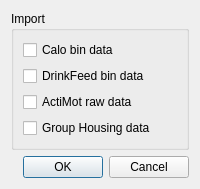
Old version of the form tse_analytics/modules/phenomaster/views/import_tse_dialog.ui in the repository TSE-Systems/tse-analytics.
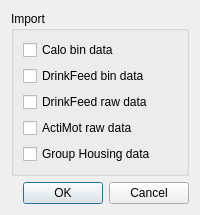
New version of the form.

Patch:
```diff
--- a/tse_analytics/modules/phenomaster/views/import_tse_dialog.ui
+++ b/tse_analytics/modules/phenomaster/views/import_tse_dialog.ui
@@ -29,6 +29,13 @@
           </property>
          </widget>
         </item>
+        <item>
+         <widget class="QCheckBox" name="checkBoxDrinkFeedRaw">
+          <property name="text">
+           <string>DrinkFeed raw data</string>
+          </property>
+         </widget>
+        </item>
         <item>
          <widget class="QCheckBox" name="checkBoxActiMotRaw">
           <property name="text">
```
